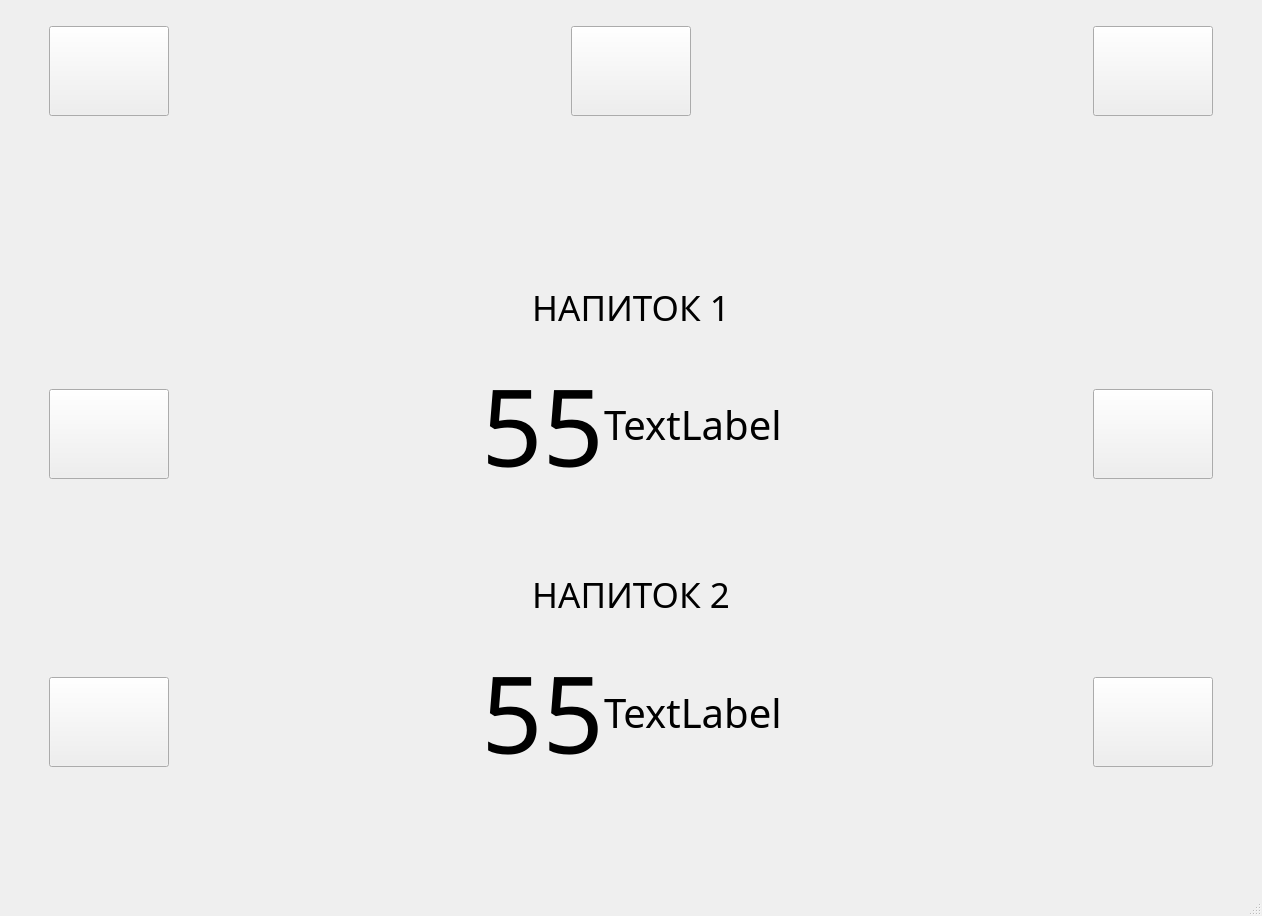
This is Filler_interface/Window_filler/UI_filler2.ui in TWOKRAI/Filler as Qt 5 draws it before an edit. The edited form follows.
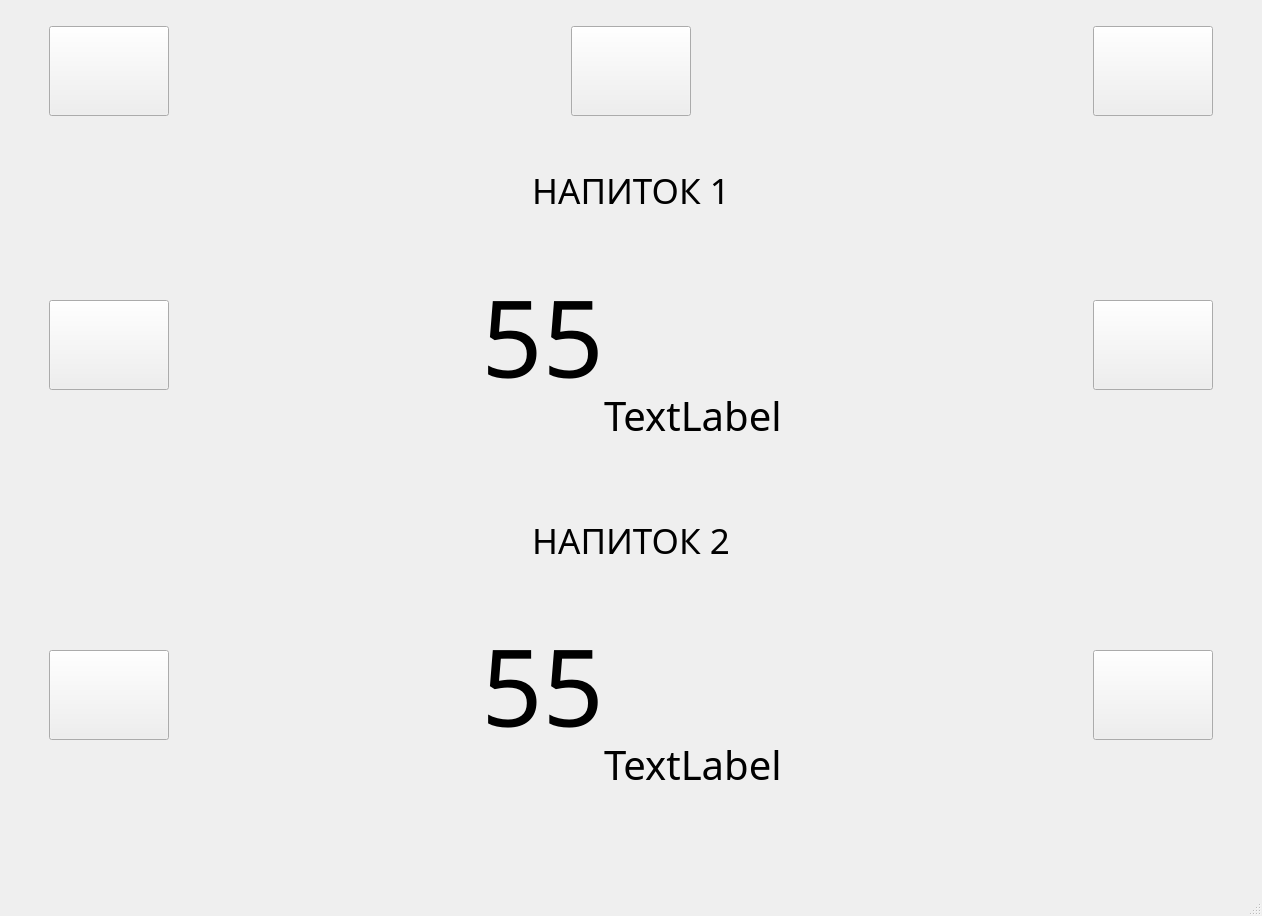
This is the edited form.

The edit to the form file:
```diff
--- a/Filler_interface/Window_filler/UI_filler2.ui
+++ b/Filler_interface/Window_filler/UI_filler2.ui
@@ -291,12 +291,12 @@
                <enum>Qt::Vertical</enum>
               </property>
               <property name="sizeType">
-               <enum>QSizePolicy::Expanding</enum>
+               <enum>QSizePolicy::Minimum</enum>
               </property>
               <property name="sizeHint" stdset="0">
                <size>
                 <width>20</width>
-                <height>13</height>
+                <height>20</height>
                </size>
               </property>
              </spacer>
@@ -476,6 +476,9 @@
               <property name="orientation">
                <enum>Qt::Vertical</enum>
               </property>
+              <property name="sizeType">
+               <enum>QSizePolicy::Fixed</enum>
+              </property>
               <property name="sizeHint" stdset="0">
                <size>
                 <width>20</width>
@@ -572,7 +575,7 @@
               <property name="sizeHint" stdset="0">
                <size>
                 <width>20</width>
-                <height>13</height>
+                <height>20</height>
                </size>
               </property>
              </spacer>
@@ -752,6 +755,9 @@
               <property name="orientation">
                <enum>Qt::Vertical</enum>
               </property>
+              <property name="sizeType">
+               <enum>QSizePolicy::Fixed</enum>
+              </property>
               <property name="sizeHint" stdset="0">
                <size>
                 <width>20</width>
```
